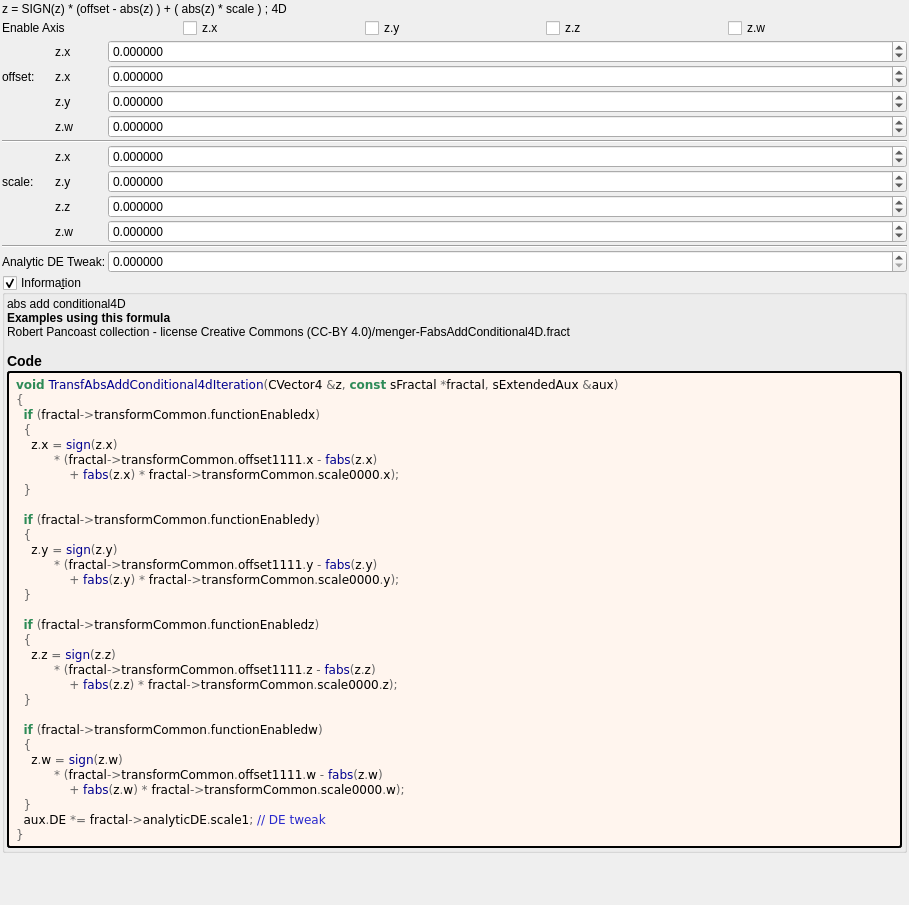
Above: mandelbulber2/formula/ui/transf_abs_add_conditional4d.ui from buddhi1980/mandelbulber2 before the change. Below: the same form after it.
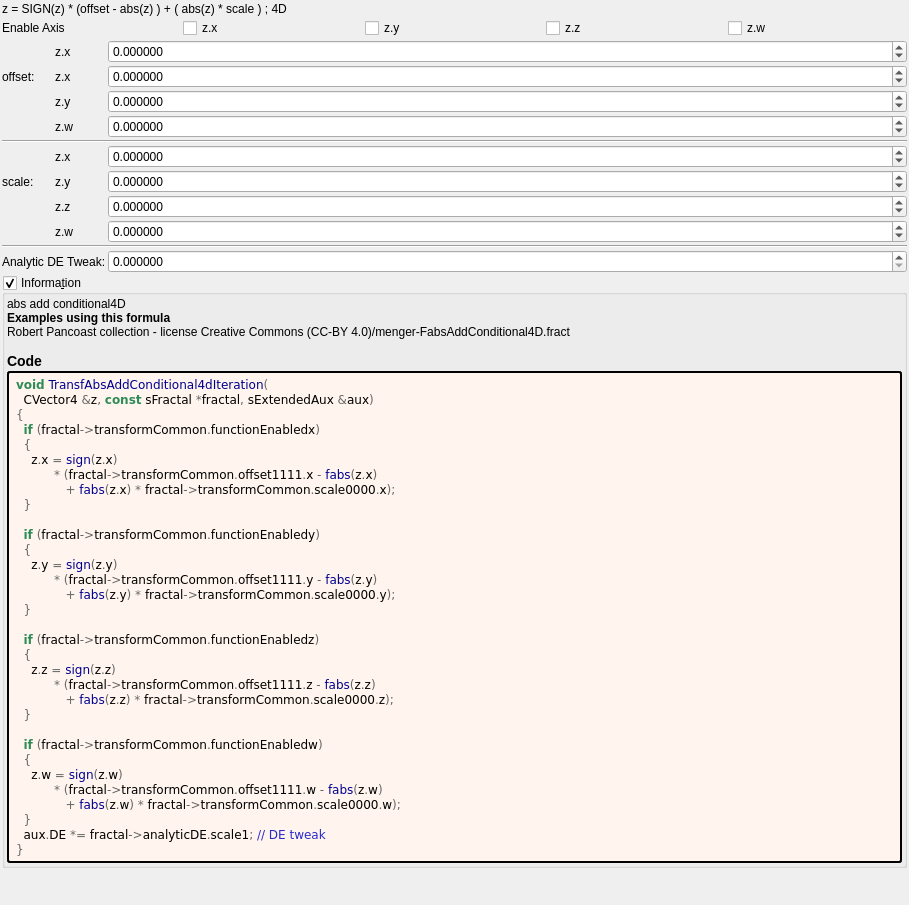
That is the form after the change. Custom widgets are drawn as their Qt base class.

```diff
--- a/mandelbulber2/formula/ui/transf_abs_add_conditional4d.ui
+++ b/mandelbulber2/formula/ui/transf_abs_add_conditional4d.ui
@@ -480,34 +480,35 @@
         </property>
         <property name="text">
          <string notr="true">&lt;body style=&quot;background-color:#fff5ee&quot;&gt;
-&lt;pre style=&quot;color:#000000; background-color:#fff5ee;  font-family:'Courier New',monospace;&quot;&gt;&lt;span style=&quot;color:#2e8b57; font-weight:bold&quot;&gt;void&lt;/span&gt; &lt;span style=&quot;color:#00008f&quot;&gt;TransfAbsAddConditional4dIteration&lt;/span&gt;&lt;span style=&quot;color:#676767&quot;&gt;(&lt;/span&gt;CVector4 &lt;span style=&quot;color:#676767&quot;&gt;&amp;amp;&lt;/span&gt;z&lt;span style=&quot;color:#676767&quot;&gt;,&lt;/span&gt; &lt;span style=&quot;color:#2e8b57; font-weight:bold&quot;&gt;const&lt;/span&gt; sFractal &lt;span style=&quot;color:#676767&quot;&gt;*&lt;/span&gt;fractal&lt;span style=&quot;color:#676767&quot;&gt;,&lt;/span&gt; sExtendedAux &lt;span style=&quot;color:#676767&quot;&gt;&amp;amp;&lt;/span&gt;aux&lt;span style=&quot;color:#676767&quot;&gt;)&lt;/span&gt;
+&lt;pre style=&quot;color:#000000; background-color:#fff5ee;  font-family:'Courier New',monospace;&quot;&gt;&lt;span style=&quot;color:#2e8b57; font-weight:bold&quot;&gt;void&lt;/span&gt; &lt;span style=&quot;color:#00008f&quot;&gt;TransfAbsAddConditional4dIteration&lt;/span&gt;&lt;span style=&quot;color:#676767&quot;&gt;(&lt;/span&gt;
+  CVector4 &lt;span style=&quot;color:#676767&quot;&gt;&amp;amp;&lt;/span&gt;z&lt;span style=&quot;color:#676767&quot;&gt;,&lt;/span&gt; &lt;span style=&quot;color:#2e8b57; font-weight:bold&quot;&gt;const&lt;/span&gt; sFractal &lt;span style=&quot;color:#676767&quot;&gt;*&lt;/span&gt;fractal&lt;span style=&quot;color:#676767&quot;&gt;,&lt;/span&gt; sExtendedAux &lt;span style=&quot;color:#676767&quot;&gt;&amp;amp;&lt;/span&gt;aux&lt;span style=&quot;color:#676767&quot;&gt;)&lt;/span&gt;
 &lt;span style=&quot;color:#676767&quot;&gt;{&lt;/span&gt;
   &lt;span style=&quot;color:#2e8b57; font-weight:bold&quot;&gt;if&lt;/span&gt; &lt;span style=&quot;color:#676767&quot;&gt;(&lt;/span&gt;fractal&lt;span style=&quot;color:#676767&quot;&gt;-&amp;gt;&lt;/span&gt;transformCommon&lt;span style=&quot;color:#676767&quot;&gt;.&lt;/span&gt;functionEnabledx&lt;span style=&quot;color:#676767&quot;&gt;)&lt;/span&gt;
   &lt;span style=&quot;color:#676767&quot;&gt;{&lt;/span&gt;
     z&lt;span style=&quot;color:#676767&quot;&gt;.&lt;/span&gt;x &lt;span style=&quot;color:#676767&quot;&gt;=&lt;/span&gt; &lt;span style=&quot;color:#00008f&quot;&gt;sign&lt;/span&gt;&lt;span style=&quot;color:#676767&quot;&gt;(&lt;/span&gt;z&lt;span style=&quot;color:#676767&quot;&gt;.&lt;/span&gt;x&lt;span style=&quot;color:#676767&quot;&gt;)&lt;/span&gt;
           &lt;span style=&quot;color:#676767&quot;&gt;* (&lt;/span&gt;fractal&lt;span style=&quot;color:#676767&quot;&gt;-&amp;gt;&lt;/span&gt;transformCommon&lt;span style=&quot;color:#676767&quot;&gt;.&lt;/span&gt;offset1111&lt;span style=&quot;color:#676767&quot;&gt;.&lt;/span&gt;x &lt;span style=&quot;color:#676767&quot;&gt;-&lt;/span&gt; &lt;span style=&quot;color:#00008f&quot;&gt;fabs&lt;/span&gt;&lt;span style=&quot;color:#676767&quot;&gt;(&lt;/span&gt;z&lt;span style=&quot;color:#676767&quot;&gt;.&lt;/span&gt;x&lt;span style=&quot;color:#676767&quot;&gt;)&lt;/span&gt;
-              &lt;span style=&quot;color:#676767&quot;&gt;+&lt;/span&gt; &lt;span style=&quot;color:#00008f&quot;&gt;fabs&lt;/span&gt;&lt;span style=&quot;color:#676767&quot;&gt;(&lt;/span&gt;z&lt;span style=&quot;color:#676767&quot;&gt;.&lt;/span&gt;x&lt;span style=&quot;color:#676767&quot;&gt;) *&lt;/span&gt; fractal&lt;span style=&quot;color:#676767&quot;&gt;-&amp;gt;&lt;/span&gt;transformCommon&lt;span style=&quot;color:#676767&quot;&gt;.&lt;/span&gt;scale0000&lt;span style=&quot;color:#676767&quot;&gt;.&lt;/span&gt;x&lt;span style=&quot;color:#676767&quot;&gt;);&lt;/span&gt;
+             &lt;span style=&quot;color:#676767&quot;&gt;+&lt;/span&gt; &lt;span style=&quot;color:#00008f&quot;&gt;fabs&lt;/span&gt;&lt;span style=&quot;color:#676767&quot;&gt;(&lt;/span&gt;z&lt;span style=&quot;color:#676767&quot;&gt;.&lt;/span&gt;x&lt;span style=&quot;color:#676767&quot;&gt;) *&lt;/span&gt; fractal&lt;span style=&quot;color:#676767&quot;&gt;-&amp;gt;&lt;/span&gt;transformCommon&lt;span style=&quot;color:#676767&quot;&gt;.&lt;/span&gt;scale0000&lt;span style=&quot;color:#676767&quot;&gt;.&lt;/span&gt;x&lt;span style=&quot;color:#676767&quot;&gt;);&lt;/span&gt;
   &lt;span style=&quot;color:#676767&quot;&gt;}&lt;/span&gt;
 
   &lt;span style=&quot;color:#2e8b57; font-weight:bold&quot;&gt;if&lt;/span&gt; &lt;span style=&quot;color:#676767&quot;&gt;(&lt;/span&gt;fractal&lt;span style=&quot;color:#676767&quot;&gt;-&amp;gt;&lt;/span&gt;transformCommon&lt;span style=&quot;color:#676767&quot;&gt;.&lt;/span&gt;functionEnabledy&lt;span style=&quot;color:#676767&quot;&gt;)&lt;/span&gt;
   &lt;span style=&quot;color:#676767&quot;&gt;{&lt;/span&gt;
     z&lt;span style=&quot;color:#676767&quot;&gt;.&lt;/span&gt;y &lt;span style=&quot;color:#676767&quot;&gt;=&lt;/span&gt; &lt;span style=&quot;color:#00008f&quot;&gt;sign&lt;/span&gt;&lt;span style=&quot;color:#676767&quot;&gt;(&lt;/span&gt;z&lt;span style=&quot;color:#676767&quot;&gt;.&lt;/span&gt;y&lt;span style=&quot;color:#676767&quot;&gt;)&lt;/span&gt;
           &lt;span style=&quot;color:#676767&quot;&gt;* (&lt;/span&gt;fractal&lt;span style=&quot;color:#676767&quot;&gt;-&amp;gt;&lt;/span&gt;transformCommon&lt;span style=&quot;color:#676767&quot;&gt;.&lt;/span&gt;offset1111&lt;span style=&quot;color:#676767&quot;&gt;.&lt;/span&gt;y &lt;span style=&quot;color:#676767&quot;&gt;-&lt;/span&gt; &lt;span style=&quot;color:#00008f&quot;&gt;fabs&lt;/span&gt;&lt;span style=&quot;color:#676767&quot;&gt;(&lt;/span&gt;z&lt;span style=&quot;color:#676767&quot;&gt;.&lt;/span&gt;y&lt;span style=&quot;color:#676767&quot;&gt;)&lt;/span&gt;
-              &lt;span style=&quot;color:#676767&quot;&gt;+&lt;/span&gt; &lt;span style=&quot;color:#00008f&quot;&gt;fabs&lt;/span&gt;&lt;span style=&quot;color:#676767&quot;&gt;(&lt;/span&gt;z&lt;span style=&quot;color:#676767&quot;&gt;.&lt;/span&gt;y&lt;span style=&quot;color:#676767&quot;&gt;) *&lt;/span&gt; fractal&lt;span style=&quot;color:#676767&quot;&gt;-&amp;gt;&lt;/span&gt;transformCommon&lt;span style=&quot;color:#676767&quot;&gt;.&lt;/span&gt;scale0000&lt;span style=&quot;color:#676767&quot;&gt;.&lt;/span&gt;y&lt;span style=&quot;color:#676767&quot;&gt;);&lt;/span&gt;
+             &lt;span style=&quot;color:#676767&quot;&gt;+&lt;/span&gt; &lt;span style=&quot;color:#00008f&quot;&gt;fabs&lt;/span&gt;&lt;span style=&quot;color:#676767&quot;&gt;(&lt;/span&gt;z&lt;span style=&quot;color:#676767&quot;&gt;.&lt;/span&gt;y&lt;span style=&quot;color:#676767&quot;&gt;) *&lt;/span&gt; fractal&lt;span style=&quot;color:#676767&quot;&gt;-&amp;gt;&lt;/span&gt;transformCommon&lt;span style=&quot;color:#676767&quot;&gt;.&lt;/span&gt;scale0000&lt;span style=&quot;color:#676767&quot;&gt;.&lt;/span&gt;y&lt;span style=&quot;color:#676767&quot;&gt;);&lt;/span&gt;
   &lt;span style=&quot;color:#676767&quot;&gt;}&lt;/span&gt;
 
   &lt;span style=&quot;color:#2e8b57; font-weight:bold&quot;&gt;if&lt;/span&gt; &lt;span style=&quot;color:#676767&quot;&gt;(&lt;/span&gt;fractal&lt;span style=&quot;color:#676767&quot;&gt;-&amp;gt;&lt;/span&gt;transformCommon&lt;span style=&quot;color:#676767&quot;&gt;.&lt;/span&gt;functionEnabledz&lt;span style=&quot;color:#676767&quot;&gt;)&lt;/span&gt;
   &lt;span style=&quot;color:#676767&quot;&gt;{&lt;/span&gt;
     z&lt;span style=&quot;color:#676767&quot;&gt;.&lt;/span&gt;z &lt;span style=&quot;color:#676767&quot;&gt;=&lt;/span&gt; &lt;span style=&quot;color:#00008f&quot;&gt;sign&lt;/span&gt;&lt;span style=&quot;color:#676767&quot;&gt;(&lt;/span&gt;z&lt;span style=&quot;color:#676767&quot;&gt;.&lt;/span&gt;z&lt;span style=&quot;color:#676767&quot;&gt;)&lt;/span&gt;
           &lt;span style=&quot;color:#676767&quot;&gt;* (&lt;/span&gt;fractal&lt;span style=&quot;color:#676767&quot;&gt;-&amp;gt;&lt;/span&gt;transformCommon&lt;span style=&quot;color:#676767&quot;&gt;.&lt;/span&gt;offset1111&lt;span style=&quot;color:#676767&quot;&gt;.&lt;/span&gt;z &lt;span style=&quot;color:#676767&quot;&gt;-&lt;/span&gt; &lt;span style=&quot;color:#00008f&quot;&gt;fabs&lt;/span&gt;&lt;span style=&quot;color:#676767&quot;&gt;(&lt;/span&gt;z&lt;span style=&quot;color:#676767&quot;&gt;.&lt;/span&gt;z&lt;span style=&quot;color:#676767&quot;&gt;)&lt;/span&gt;
-              &lt;span style=&quot;color:#676767&quot;&gt;+&lt;/span&gt; &lt;span style=&quot;color:#00008f&quot;&gt;fabs&lt;/span&gt;&lt;span style=&quot;color:#676767&quot;&gt;(&lt;/span&gt;z&lt;span style=&quot;color:#676767&quot;&gt;.&lt;/span&gt;z&lt;span style=&quot;color:#676767&quot;&gt;) *&lt;/span&gt; fractal&lt;span style=&quot;color:#676767&quot;&gt;-&amp;gt;&lt;/span&gt;transformCommon&lt;span style=&quot;color:#676767&quot;&gt;.&lt;/span&gt;scale0000&lt;span style=&quot;color:#676767&quot;&gt;.&lt;/span&gt;z&lt;span style=&quot;color:#676767&quot;&gt;);&lt;/span&gt;
+             &lt;span style=&quot;color:#676767&quot;&gt;+&lt;/span&gt; &lt;span style=&quot;color:#00008f&quot;&gt;fabs&lt;/span&gt;&lt;span style=&quot;color:#676767&quot;&gt;(&lt;/span&gt;z&lt;span style=&quot;color:#676767&quot;&gt;.&lt;/span&gt;z&lt;span style=&quot;color:#676767&quot;&gt;) *&lt;/span&gt; fractal&lt;span style=&quot;color:#676767&quot;&gt;-&amp;gt;&lt;/span&gt;transformCommon&lt;span style=&quot;color:#676767&quot;&gt;.&lt;/span&gt;scale0000&lt;span style=&quot;color:#676767&quot;&gt;.&lt;/span&gt;z&lt;span style=&quot;color:#676767&quot;&gt;);&lt;/span&gt;
   &lt;span style=&quot;color:#676767&quot;&gt;}&lt;/span&gt;
 
   &lt;span style=&quot;color:#2e8b57; font-weight:bold&quot;&gt;if&lt;/span&gt; &lt;span style=&quot;color:#676767&quot;&gt;(&lt;/span&gt;fractal&lt;span style=&quot;color:#676767&quot;&gt;-&amp;gt;&lt;/span&gt;transformCommon&lt;span style=&quot;color:#676767&quot;&gt;.&lt;/span&gt;functionEnabledw&lt;span style=&quot;color:#676767&quot;&gt;)&lt;/span&gt;
   &lt;span style=&quot;color:#676767&quot;&gt;{&lt;/span&gt;
     z&lt;span style=&quot;color:#676767&quot;&gt;.&lt;/span&gt;w &lt;span style=&quot;color:#676767&quot;&gt;=&lt;/span&gt; &lt;span style=&quot;color:#00008f&quot;&gt;sign&lt;/span&gt;&lt;span style=&quot;color:#676767&quot;&gt;(&lt;/span&gt;z&lt;span style=&quot;color:#676767&quot;&gt;.&lt;/span&gt;w&lt;span style=&quot;color:#676767&quot;&gt;)&lt;/span&gt;
           &lt;span style=&quot;color:#676767&quot;&gt;* (&lt;/span&gt;fractal&lt;span style=&quot;color:#676767&quot;&gt;-&amp;gt;&lt;/span&gt;transformCommon&lt;span style=&quot;color:#676767&quot;&gt;.&lt;/span&gt;offset1111&lt;span style=&quot;color:#676767&quot;&gt;.&lt;/span&gt;w &lt;span style=&quot;color:#676767&quot;&gt;-&lt;/span&gt; &lt;span style=&quot;color:#00008f&quot;&gt;fabs&lt;/span&gt;&lt;span style=&quot;color:#676767&quot;&gt;(&lt;/span&gt;z&lt;span style=&quot;color:#676767&quot;&gt;.&lt;/span&gt;w&lt;span style=&quot;color:#676767&quot;&gt;)&lt;/span&gt;
-              &lt;span style=&quot;color:#676767&quot;&gt;+&lt;/span&gt; &lt;span style=&quot;color:#00008f&quot;&gt;fabs&lt;/span&gt;&lt;span style=&quot;color:#676767&quot;&gt;(&lt;/span&gt;z&lt;span style=&quot;color:#676767&quot;&gt;.&lt;/span&gt;w&lt;span style=&quot;color:#676767&quot;&gt;) *&lt;/span&gt; fractal&lt;span style=&quot;color:#676767&quot;&gt;-&amp;gt;&lt;/span&gt;transformCommon&lt;span style=&quot;color:#676767&quot;&gt;.&lt;/span&gt;scale0000&lt;span style=&quot;color:#676767&quot;&gt;.&lt;/span&gt;w&lt;span style=&quot;color:#676767&quot;&gt;);&lt;/span&gt;
+             &lt;span style=&quot;color:#676767&quot;&gt;+&lt;/span&gt; &lt;span style=&quot;color:#00008f&quot;&gt;fabs&lt;/span&gt;&lt;span style=&quot;color:#676767&quot;&gt;(&lt;/span&gt;z&lt;span style=&quot;color:#676767&quot;&gt;.&lt;/span&gt;w&lt;span style=&quot;color:#676767&quot;&gt;) *&lt;/span&gt; fractal&lt;span style=&quot;color:#676767&quot;&gt;-&amp;gt;&lt;/span&gt;transformCommon&lt;span style=&quot;color:#676767&quot;&gt;.&lt;/span&gt;scale0000&lt;span style=&quot;color:#676767&quot;&gt;.&lt;/span&gt;w&lt;span style=&quot;color:#676767&quot;&gt;);&lt;/span&gt;
   &lt;span style=&quot;color:#676767&quot;&gt;}&lt;/span&gt;
   aux&lt;span style=&quot;color:#676767&quot;&gt;.&lt;/span&gt;DE &lt;span style=&quot;color:#676767&quot;&gt;*=&lt;/span&gt; fractal&lt;span style=&quot;color:#676767&quot;&gt;-&amp;gt;&lt;/span&gt;analyticDE&lt;span style=&quot;color:#676767&quot;&gt;.&lt;/span&gt;scale1&lt;span style=&quot;color:#676767&quot;&gt;;&lt;/span&gt; &lt;span style=&quot;color:#2929cc&quot;&gt;// DE tweak&lt;/span&gt;
 &lt;span style=&quot;color:#676767&quot;&gt;}&lt;/span&gt;
```
